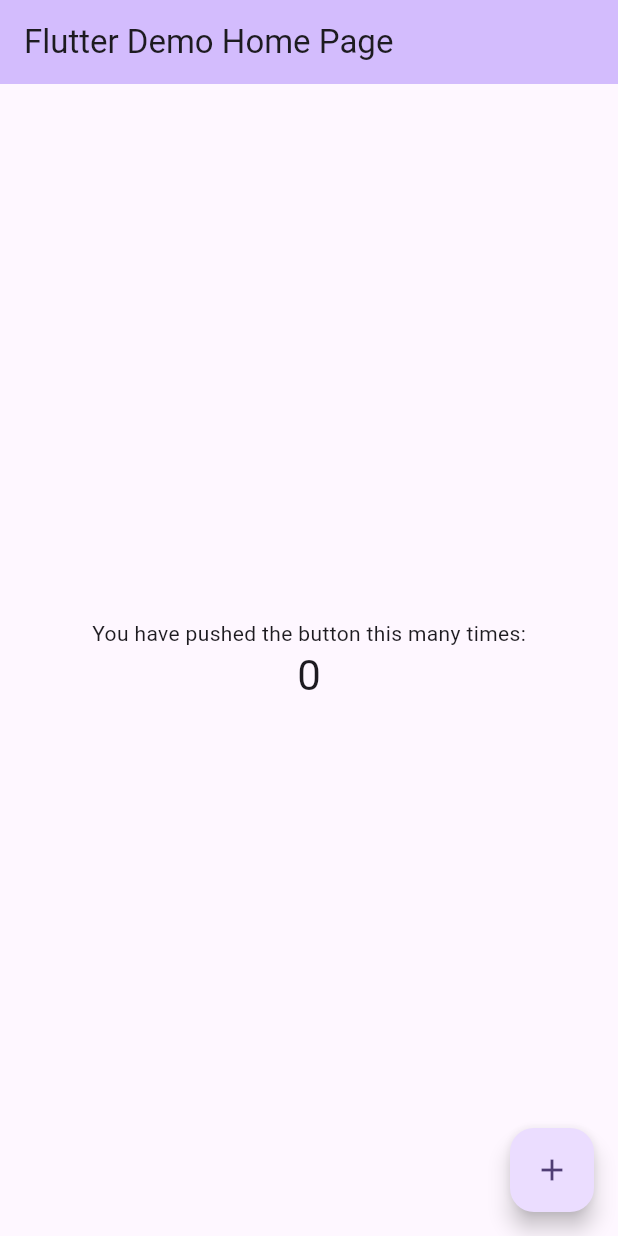
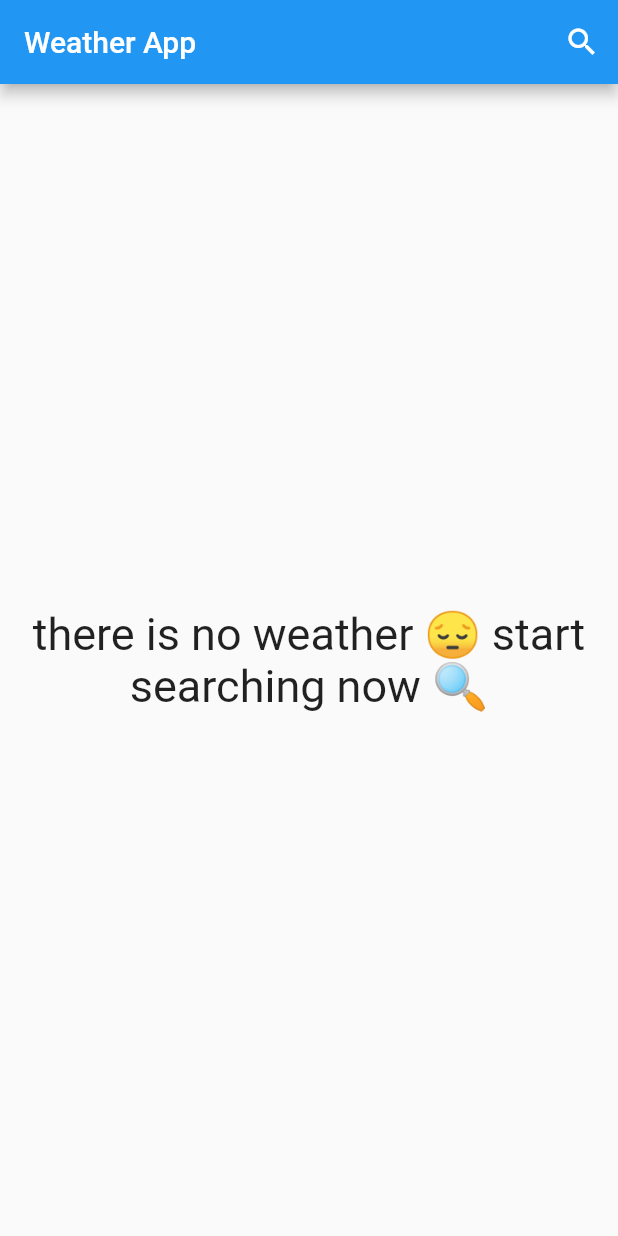
Before and after one commit to MahmoudMohamed5/weather_app, a Flutter app: the screen it shows after launch, on a phone screen of 412 x 824 dp. Run offline on Flutter 3.47's test engine with Material 3 defaults, Android fonts, the phone set to English and light mode, and no system bars.

Commit message:
finsih app ui

```diff
--- a/lib/main.dart
+++ b/lib/main.dart
@@ -1,125 +1,23 @@
 import 'package:flutter/material.dart';
+import 'package:weather_app/views/home_view.dart';
 
 void main() {
-  runApp(const MyApp());
+  runApp(const WeatherApp());
 }
 
-class MyApp extends StatelessWidget {
-  const MyApp({super.key});
+class WeatherApp extends StatelessWidget {
+  const WeatherApp({super.key});
 
   // This widget is the root of your application.
   @override
   Widget build(BuildContext context) {
     return MaterialApp(
-      title: 'Flutter Demo',
       theme: ThemeData(
-        // This is the theme of your application.
-        //
-        // TRY THIS: Try running your application with "flutter run". You'll see
-        // the application has a purple toolbar. Then, without quitting the app,
-        // try changing the seedColor in the colorScheme below to Colors.green
-        // and then invoke "hot reload" (save your changes or press the "hot
-        // reload" button in a Flutter-supported IDE, or press "r" if you used
-        // the command line to start the app).
-        //
-        // Notice that the counter didn't reset back to zero; the application
-        // state is not lost during the reload. To reset the state, use hot
-        // restart instead.
-        //
-        // This works for code too, not just values: Most code changes can be
-        // tested with just a hot reload.
-        colorScheme: ColorScheme.fromSeed(seedColor: Colors.deepPurple),
-        useMaterial3: true,
+        useMaterial3: false,
       ),
-      home: const MyHomePage(title: 'Flutter Demo Home Page'),
+      debugShowCheckedModeBanner: false,
+      title: 'Weather App',
+      home: const HomeView(),
     );
   }
 }
-
-class MyHomePage extends StatefulWidget {
-  const MyHomePage({super.key, required this.title});
-
-  // This widget is the home page of your application. It is stateful, meaning
-  // that it has a State object (defined below) that contains fields that affect
-  // how it looks.
-
-  // This class is the configuration for the state. It holds the values (in this
-  // case the title) provided by the parent (in this case the App widget) and
-  // used by the build method of the State. Fields in a Widget subclass are
-  // always marked "final".
-
-  final String title;
-
-  @override
-  State<MyHomePage> createState() => _MyHomePageState();
-}
-
-class _MyHomePageState extends State<MyHomePage> {
-  int _counter = 0;
-
-  void _incrementCounter() {
-    setState(() {
-      // This call to setState tells the Flutter framework that something has
-      // changed in this State, which causes it to rerun the build method below
-      // so that the display can reflect the updated values. If we changed
-      // _counter without calling setState(), then the build method would not be
-      // called again, and so nothing would appear to happen.
-      _counter++;
-    });
-  }
-
-  @override
-  Widget build(BuildContext context) {
-    // This method is rerun every time setState is called, for instance as done
-    // by the _incrementCounter method above.
-    //
-    // The Flutter framework has been optimized to make rerunning build methods
-    // fast, so that you can just rebuild anything that needs updating rather
-    // than having to individually change instances of widgets.
-    return Scaffold(
-      appBar: AppBar(
-        // TRY THIS: Try changing the color here to a specific color (to
-        // Colors.amber, perhaps?) and trigger a hot reload to see the AppBar
-        // change color while the other colors stay the same.
-        backgroundColor: Theme.of(context).colorScheme.inversePrimary,
-        // Here we take the value from the MyHomePage object that was created by
-        // the App.build method, and use it to set our appbar title.
-        title: Text(widget.title),
-      ),
-      body: Center(
-        // Center is a layout widget. It takes a single child and positions it
-        // in the middle of the parent.
-        child: Column(
-          // Column is also a layout widget. It takes a list of children and
-          // arranges them vertically. By default, it sizes itself to fit its
-          // children horizontally, and tries to be as tall as its parent.
-          //
-          // Column has various properties to control how it sizes itself and
-          // how it positions its children. Here we use mainAxisAlignment to
-          // center the children vertically; the main axis here is the vertical
-          // axis because Columns are vertical (the cross axis would be
-          // horizontal).
-          //
-          // TRY THIS: Invoke "debug painting" (choose the "Toggle Debug Paint"
-          // action in the IDE, or press "p" in the console), to see the
-          // wireframe for each widget.
-          mainAxisAlignment: MainAxisAlignment.center,
-          children: <Widget>[
-            const Text(
-              'You have pushed the button this many times:',
-            ),
-            Text(
-              '$_counter',
-              style: Theme.of(context).textTheme.headlineMedium,
-            ),
-          ],
-        ),
-      ),
-      floatingActionButton: FloatingActionButton(
-        onPressed: _incrementCounter,
-        tooltip: 'Increment',
-        child: const Icon(Icons.add),
-      ), // This trailing comma makes auto-formatting nicer for build methods.
-    );
-  }
-}
--- /dev/null
+++ b/lib/views/home_view.dart
@@ -0,0 +1,30 @@
+import 'package:flutter/material.dart';
+import 'package:weather_app/views/search_view.dart';
+import 'package:weather_app/views/widgets/no_weather_body.dart';
+
+class HomeView extends StatelessWidget {
+  const HomeView({super.key});
+
+  @override
+  Widget build(BuildContext context) {
+    return Scaffold(
+      appBar: AppBar(
+        title: const Text('Weather App'),
+        actions: [
+          IconButton(
+            onPressed: () async {
+              Navigator.push(
+                context,
+                MaterialPageRoute(
+                  builder: (context) => const SearchView(),
+                ),
+              );
+            },
+            icon: const Icon(Icons.search),
+          ),
+        ],
+      ),
+      body: const NoWeatherBody(),
+    );
+  }
+}
--- /dev/null
+++ b/lib/views/widgets/no_weather_body.dart
@@ -0,0 +1,33 @@
+import 'package:flutter/material.dart';
+
+class NoWeatherBody extends StatelessWidget {
+  const NoWeatherBody({
+    super.key,
+  });
+
+  @override
+  Widget build(BuildContext context) {
+    return const Padding(
+      padding: EdgeInsets.symmetric(horizontal: 16),
+      child: Center(
+        child: Column(
+          mainAxisSize: MainAxisSize.min,
+          children: [
+            Text(
+              'there is no weather 😔 start',
+              style: TextStyle(
+                fontSize: 30,
+              ),
+            ),
+            Text(
+              'searching now 🔍',
+              style: TextStyle(
+                fontSize: 30,
+              ),
+            )
+          ],
+        ),
+      ),
+    );
+  }
+}
```
Also changed, not shown: lib/views/search_view.dart (added, +41 -0 lines), lib/views/widgets/weather_info_body.dart (added, +74 -0 lines), pubspec.yaml (+6 -13 lines), assets/images/clear.png (added), assets/images/cloudy.png (added), assets/images/rainy.png (added), assets/images/snow.png (added), assets/images/thunderstorm.png (added), pubspec.lock, 1 other file.
